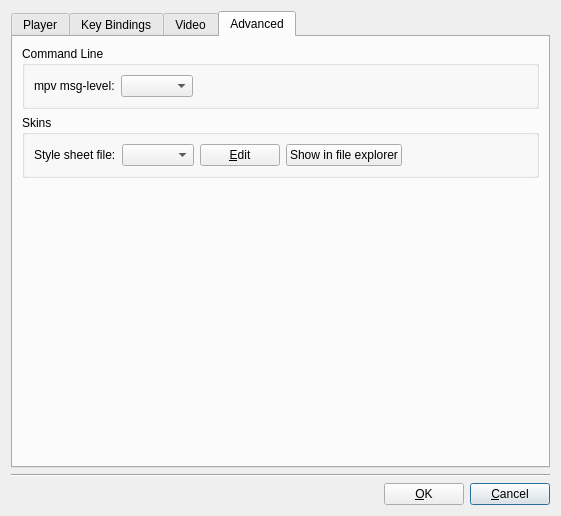
This is src/sugoi/ui/preferencesdialog.ui in cloudskytian/sugoi-player-deprecated as Qt 5 draws it before an edit. The edited form follows.
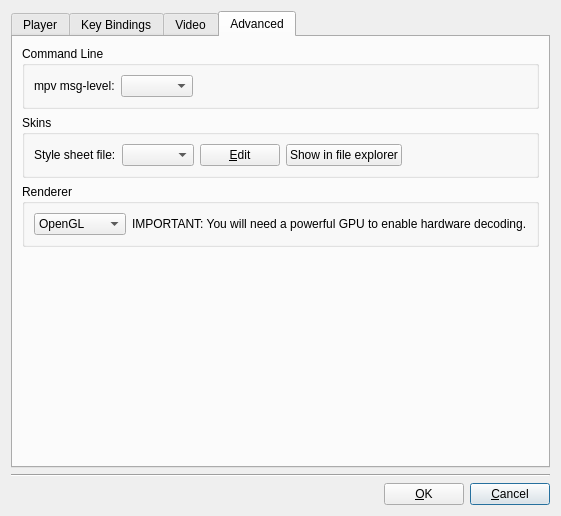
This is the edited form. The open tabs and pages were chosen to show the change. Icons and pictures are not drawn.

```diff
--- a/src/sugoi/ui/preferencesdialog.ui
+++ b/src/sugoi/ui/preferencesdialog.ui
@@ -788,6 +788,52 @@
          </layout>
         </widget>
        </item>
+       <item>
+        <widget class="QGroupBox" name="groupBox_12">
+         <property name="title">
+          <string>Renderer</string>
+         </property>
+         <layout class="QHBoxLayout" name="horizontalLayout_8">
+          <item>
+           <widget class="QComboBox" name="rendererComboBox">
+            <property name="sizePolicy">
+             <sizepolicy hsizetype="Fixed" vsizetype="Fixed">
+              <horstretch>0</horstretch>
+              <verstretch>0</verstretch>
+             </sizepolicy>
+            </property>
+            <item>
+             <property name="text">
+              <string>OpenGL</string>
+             </property>
+            </item>
+            <item>
+             <property name="text">
+              <string>Direct3D11</string>
+             </property>
+            </item>
+            <item>
+             <property name="text">
+              <string>Direct2D</string>
+             </property>
+            </item>
+            <item>
+             <property name="text">
+              <string>GDI</string>
+             </property>
+            </item>
+           </widget>
+          </item>
+          <item>
+           <widget class="QLabel" name="label_7">
+            <property name="text">
+             <string>IMPORTANT: You will need a powerful GPU to enable hardware decoding.</string>
+            </property>
+           </widget>
+          </item>
+         </layout>
+        </widget>
+       </item>
        <item>
         <spacer name="verticalSpacer_4">
          <property name="orientation">
```
